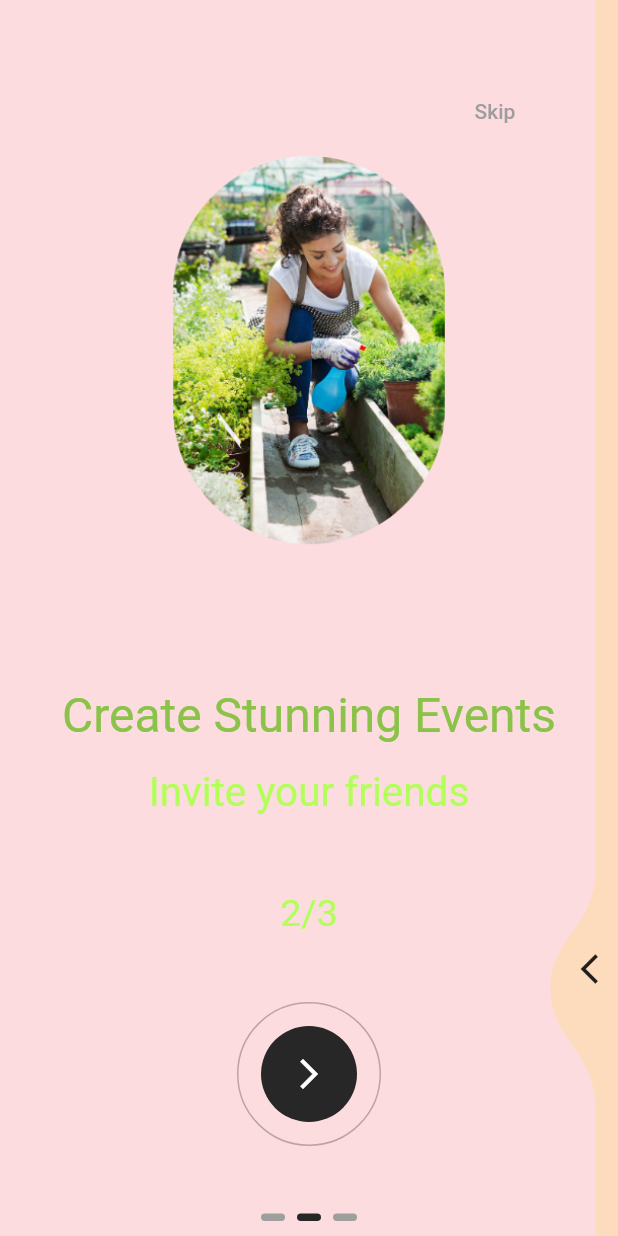
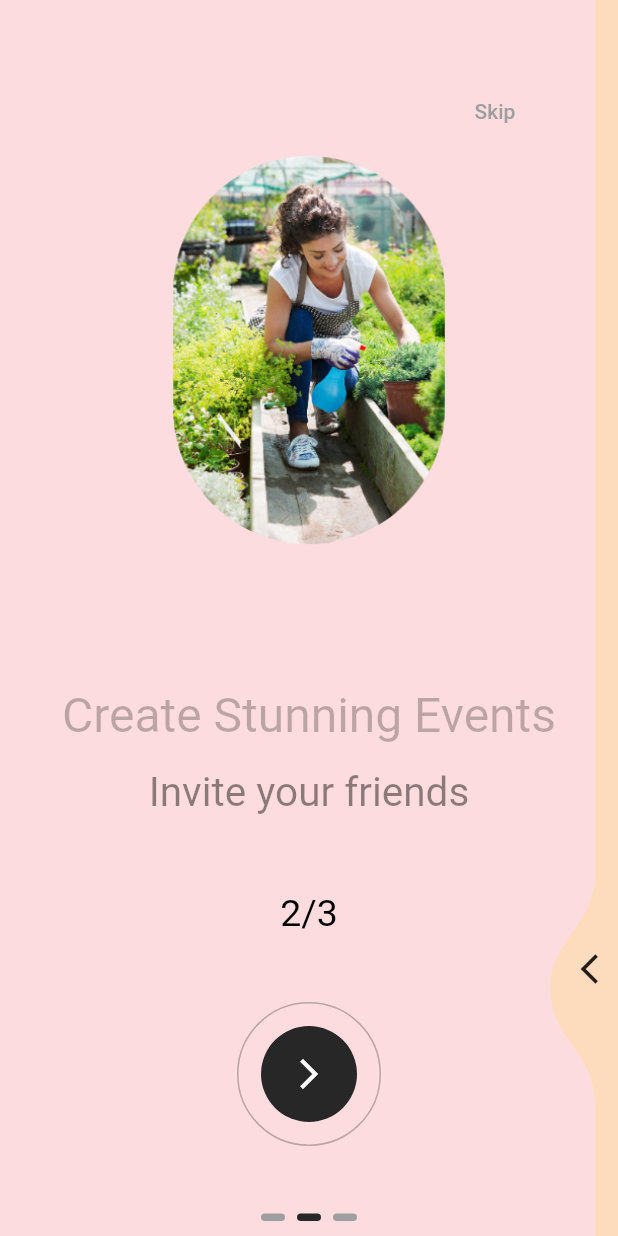
Before and after one commit to LaxitShah/Gatherly_Flutter, a Flutter app: the screen it shows after launch, after a tap on the "arrow forward ios" icon, on a phone screen of 412 x 824 dp. Run offline on Flutter 3.47's test engine with Material 2 defaults, Android fonts, the phone set to English and light mode, and no system bars; drawn by our look-alikes of liquid_swipe, smooth_page_indicator; our stand-ins replace get, google_fonts.

Commit message:
done some changes in homescreen

```diff
--- a/lib/main.dart
+++ b/lib/main.dart
@@ -1,5 +1,6 @@
 import 'package:f1/src/features/authentication/screen/on_boarding/on_boarding_screen.dart';
 import 'package:f1/src/features/authentication/screen/splash_screen/splash_screen.dart';
+import 'package:f1/src/features/authentication/screen/welcome/welcome_screen.dart';
 import 'package:f1/src/utils/theme/theme.dart';
 import 'package:flutter/material.dart';
 import 'package:get/get.dart';
@@ -19,7 +20,7 @@ class MyApp extends StatelessWidget {
       theme:AThemeData.lightTheme,
       darkTheme: AThemeData.darkTheme,
       themeMode: ThemeMode.system,
-      home:  OnBoardingScreen(),
+      home:  SplashScreen(),
     );
   }
 }
--- a/lib/src/features/authentication/screen/on_boarding/on_boarding_page_widget.dart
+++ b/lib/src/features/authentication/screen/on_boarding/on_boarding_page_widget.dart
@@ -30,14 +30,14 @@ class OnBoardingPage extends StatelessWidget {
                 Text(model.title,
                   style: TextStyle(
                     fontSize: 32.0,
-                    color: Colors.lightGreen, // Set the text color to black
+                    color: Colors.black26, // Set the text color to black
                   ),
                 ),
                 SizedBox(height: 16),
                 Text(model.subTitle,
                   style: TextStyle(
                     fontSize: 27.0,
-                    color: Colors.lightGreenAccent, // Set the text color to black
+                    color: Colors.black45, // Set the text color to black
 
                   ),
                 ),
@@ -47,7 +47,7 @@ class OnBoardingPage extends StatelessWidget {
               textAlign:TextAlign.right,
               style: TextStyle(
                 fontSize: 25.0,
-                color: Colors.lightGreenAccent, // Set the text color to black
+                color: Colors.black, // Set the text color to black
               ),
             ),
             const SizedBox(height: 80.0),
--- a/lib/src/features/authentication/screen/splash_screen/splash_screen.dart
+++ b/lib/src/features/authentication/screen/splash_screen/splash_screen.dart
@@ -1,4 +1,5 @@
 import 'package:f1/src/constants/colors.dart';
+import 'package:f1/src/features/authentication/screen/on_boarding/on_boarding_screen.dart';
 import 'package:flutter/material.dart';
 import 'package:f1/src/constants/image_string.dart';
 import 'package:f1/src/constants/sizes.dart';
@@ -103,6 +104,6 @@ class _SplashScreenState extends State<SplashScreen> {
       animate = true;
     });
     await Future.delayed(Duration(milliseconds: 5000));
-    Navigator.pushReplacement(context, MaterialPageRoute(builder: (context) => const WelcomeScreen()));
+    Navigator.pushReplacement(context, MaterialPageRoute(builder: (context) =>  OnBoardingScreen()));
   }
 }
```
